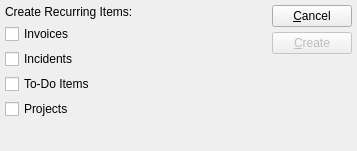
Before: the Qt Designer form guiclient/createRecurringItems.ui in knowhow/xtuple, drawn with Qt 5.
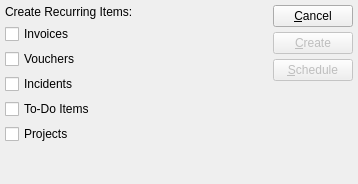
After: the same form once the commit is applied. Custom widgets are drawn as their Qt base class.

```diff
--- a/guiclient/createRecurringItems.ui
+++ b/guiclient/createRecurringItems.ui
@@ -13,8 +13,8 @@
    <rect>
     <x>0</x>
     <y>0</y>
-    <width>357</width>
-    <height>151</height>
+    <width>358</width>
+    <height>184</height>
    </rect>
   </property>
   <property name="sizePolicy">
@@ -37,7 +37,7 @@
      </property>
     </widget>
    </item>
-   <item row="0" column="3" rowspan="7">
+   <item row="0" column="3" rowspan="8">
     <layout class="QVBoxLayout" name="verticalLayout">
      <item>
       <widget class="QPushButton" name="_close">
@@ -59,6 +59,16 @@
        </property>
       </widget>
      </item>
+     <item>
+      <widget class="QPushButton" name="_submit">
+       <property name="enabled">
+        <bool>false</bool>
+       </property>
+       <property name="text">
+        <string>&amp;Schedule</string>
+       </property>
+      </widget>
+     </item>
      <item>
       <spacer>
        <property name="orientation">
@@ -77,14 +87,14 @@
      </item>
     </layout>
    </item>
-   <item row="2" column="0" colspan="2">
+   <item row="3" column="0" colspan="2">
     <widget class="XCheckBox" name="_incidents">
      <property name="text">
       <string>Incidents</string>
      </property>
     </widget>
    </item>
-   <item row="2" column="2" rowspan="3">
+   <item row="3" column="2" rowspan="3">
     <spacer>
      <property name="orientation">
       <enum>Qt::Horizontal</enum>
@@ -97,14 +107,14 @@
      </property>
     </spacer>
    </item>
-   <item row="3" column="0" colspan="2">
+   <item row="4" column="0" colspan="2">
     <widget class="XCheckBox" name="_todoItems">
      <property name="text">
       <string>To-Do Items</string>
      </property>
     </widget>
    </item>
-   <item row="4" column="0" colspan="2">
+   <item row="5" column="0" colspan="2">
     <widget class="XCheckBox" name="_projects">
      <property name="text">
       <string>Projects</string>
@@ -118,7 +128,7 @@
      </property>
     </widget>
    </item>
-   <item row="6" column="0">
+   <item row="7" column="0">
     <spacer name="verticalSpacer">
      <property name="orientation">
       <enum>Qt::Vertical</enum>
@@ -131,6 +141,13 @@
      </property>
     </spacer>
    </item>
+   <item row="2" column="0">
+    <widget class="XCheckBox" name="_vouchers">
+     <property name="text">
+      <string>Vouchers</string>
+     </property>
+    </widget>
+   </item>
   </layout>
  </widget>
  <layoutdefault spacing="5" margin="5"/>
```
